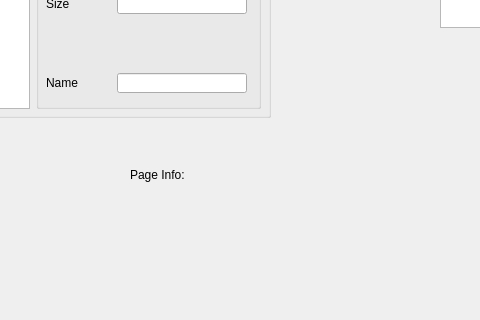
kvakazabra/memObserver, file cmainwindow.ui: the form before one commit; both pictures show x 200 to 680 and y 282 to 602 of the 1092 by 602 pixel window.
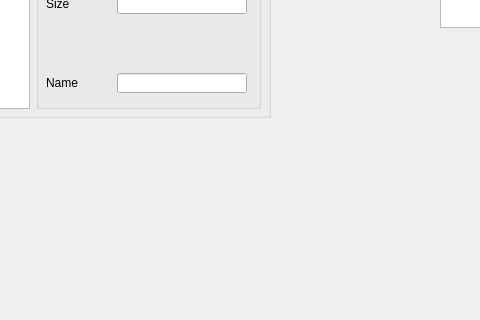
The form after the commit. Icons and pictures are not drawn.

Commit message: Remove unneccessary UI element

What changed in the file:
```diff
--- a/cmainwindow.ui
+++ b/cmainwindow.ui
@@ -525,25 +525,6 @@
      </layout>
     </widget>
    </widget>
-   <widget class="QLabel" name="memoryPageInfoLabel">
-    <property name="geometry">
-     <rect>
-      <x>330</x>
-      <y>430</y>
-      <width>221</width>
-      <height>16</height>
-     </rect>
-    </property>
-    <property name="sizePolicy">
-     <sizepolicy hsizetype="Preferred" vsizetype="Preferred">
-      <horstretch>0</horstretch>
-      <verstretch>0</verstretch>
-     </sizepolicy>
-    </property>
-    <property name="text">
-     <string>&lt;html&gt;&lt;head/&gt;&lt;body&gt;&lt;p&gt;Page Info:&lt;/p&gt;&lt;/body&gt;&lt;/html&gt;</string>
-    </property>
-   </widget>
    <widget class="QWidget" name="layoutWidget">
     <property name="geometry">
      <rect>
```
The commit also changes 1 other file.
